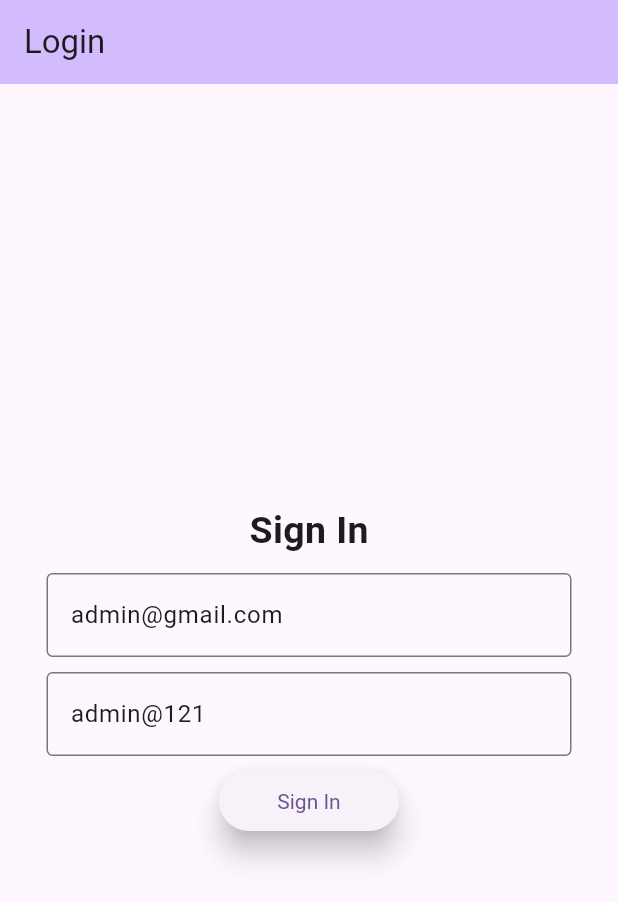
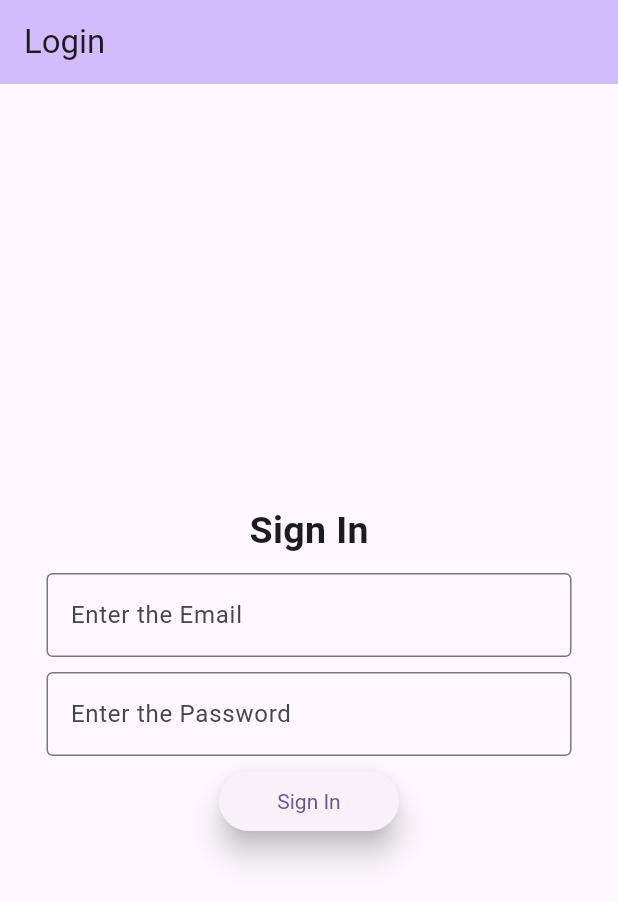
Before and after one commit to PrinceAutotech/pubplus, a Flutter app: the screen it shows after launch, on a phone screen of 412 x 824 dp. Shown: the top 902 px of the screen. Run offline on Flutter 3.47's test engine with Material 2 defaults, Android fonts, the phone set to English and light mode, and no system bars; our stand-ins replace auto_size_text, firebase_auth, firebase_core, image_picker, permission_handler, screenshot; missing offline and left inert: android_path_provider, dart:html, flutter_emoji; accounts and stored records are empty.

Commit message:
bug solve

```diff
--- a/lib/view/startup/login_page.dart
+++ b/lib/view/startup/login_page.dart
@@ -17,9 +17,9 @@ class LoginPage extends StatefulWidget {
 
 class _LoginPageState extends State<LoginPage> {
   TextEditingController emailController =
-      TextEditingController(text: 'admin@gmail.com');
+      TextEditingController(text: '');
   TextEditingController passwordController =
-      TextEditingController(text: 'admin@121');
+      TextEditingController(text: '');
 
   Future<void> _login() async {
     String email = emailController.text.trim();
```
